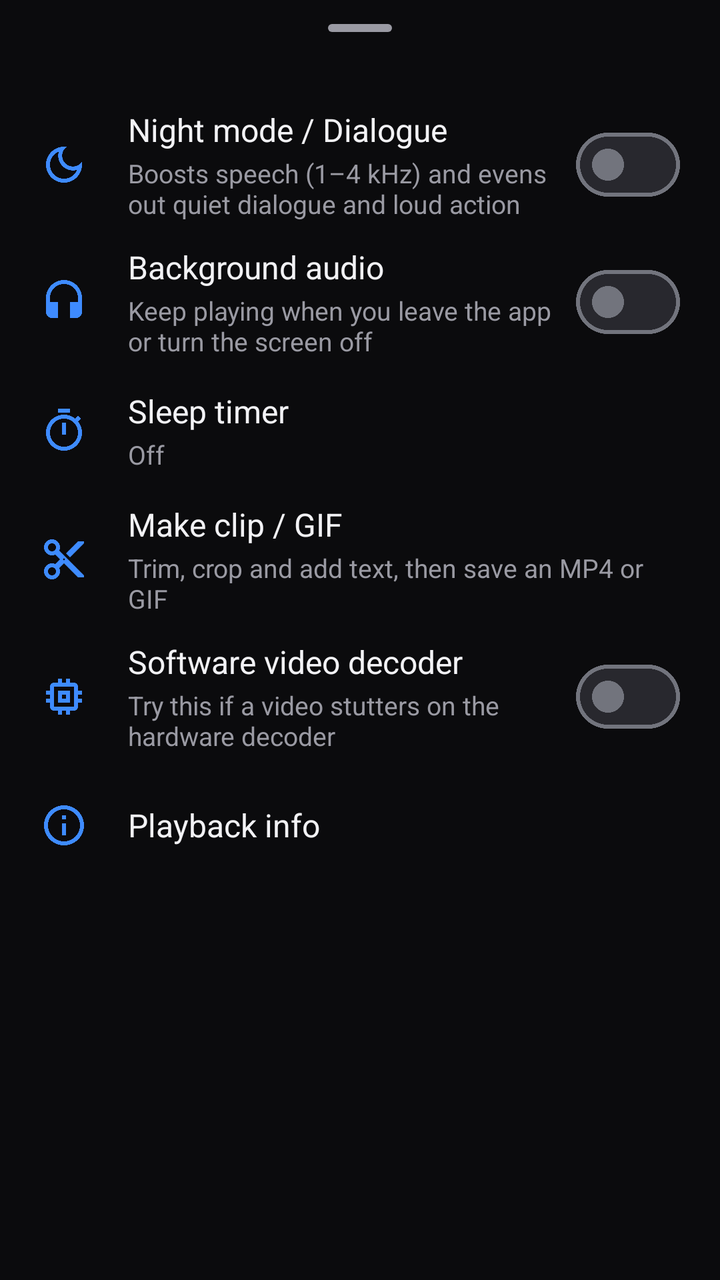
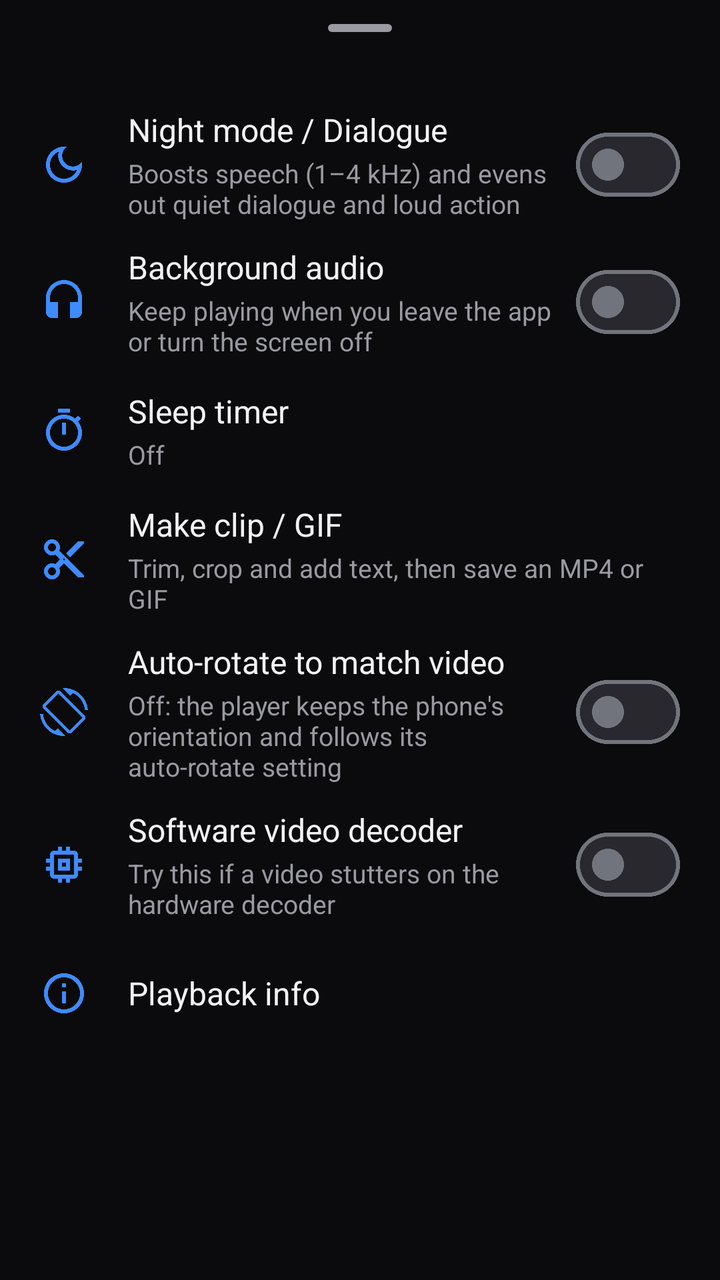

Two renders of the same Android screen: before a commit and after it. Below are the layout's source before the change and the commit's diff.
<!-- AndroidManifest.xml: application theme Theme.VideoPlayer -->
<!-- res/layout/sheet_player_menu.xml -->
<androidx.core.widget.NestedScrollView xmlns:android="http://schemas.android.com/apk/res/android"
    xmlns:app="http://schemas.android.com/apk/res-auto"
    android:layout_width="match_parent"
    android:layout_height="wrap_content">

    <LinearLayout
        android:layout_width="match_parent"
        android:layout_height="wrap_content"
        android:orientation="vertical"
        android:paddingBottom="16dp">

        <com.google.android.material.bottomsheet.BottomSheetDragHandleView
            android:layout_width="match_parent"
            android:layout_height="wrap_content"/>

        
        <LinearLayout
            android:id="@+id/row_dialogue"
            style="@style/MenuRow">
            <ImageView style="@style/MenuRowIcon" android:src="@drawable/ic_night"/>
            <LinearLayout style="@style/MenuRowTexts">
                <TextView style="@style/MenuRowTitle" android:text="Night mode / Dialogue"/>
                <TextView style="@style/MenuRowSubtitle" android:text="Boosts speech (1–4 kHz) and evens out quiet dialogue and loud action"/>
            </LinearLayout>
            <com.google.android.material.materialswitch.MaterialSwitch
                android:id="@+id/switch_dialogue"
                android:layout_width="wrap_content"
                android:layout_height="wrap_content"/>
        </LinearLayout>

        
        <LinearLayout
            android:id="@+id/row_background"
            style="@style/MenuRow">
            <ImageView style="@style/MenuRowIcon" android:src="@drawable/ic_headphones"/>
            <LinearLayout style="@style/MenuRowTexts">
                <TextView style="@style/MenuRowTitle" android:text="Background audio"/>
                <TextView style="@style/MenuRowSubtitle" android:text="Keep playing when you leave the app or turn the screen off"/>
            </LinearLayout>
            <com.google.android.material.materialswitch.MaterialSwitch
                android:id="@+id/switch_background"
                android:layout_width="wrap_content"
                android:layout_height="wrap_content"/>
        </LinearLayout>

        
        <LinearLayout
            android:id="@+id/row_sleep"
            style="@style/MenuRow">
            <ImageView style="@style/MenuRowIcon" android:src="@drawable/ic_timer"/>
            <LinearLayout style="@style/MenuRowTexts">
                <TextView style="@style/MenuRowTitle" android:text="Sleep timer"/>
                <TextView android:id="@+id/sleep_value" style="@style/MenuRowSubtitle" android:text="Off"/>
            </LinearLayout>
        </LinearLayout>

        
        <LinearLayout
            android:id="@+id/row_clip"
            style="@style/MenuRow">
            <ImageView style="@style/MenuRowIcon" android:src="@drawable/ic_cut"/>
            <LinearLayout style="@style/MenuRowTexts">
                <TextView style="@style/MenuRowTitle" android:text="Make clip / GIF"/>
                <TextView android:id="@+id/clip_subtitle" style="@style/MenuRowSubtitle" android:text="Trim, crop and add text, then save an MP4 or GIF"/>
            </LinearLayout>
        </LinearLayout>

        
        <LinearLayout
            android:id="@+id/row_decoder"
            style="@style/MenuRow">
            <ImageView style="@style/MenuRowIcon" android:src="@drawable/ic_memory"/>
            <LinearLayout style="@style/MenuRowTexts">
                <TextView style="@style/MenuRowTitle" android:text="Software video decoder"/>
                <TextView style="@style/MenuRowSubtitle" android:text="Try this if a video stutters on the hardware decoder"/>
            </LinearLayout>
            <com.google.android.material.materialswitch.MaterialSwitch
                android:id="@+id/switch_decoder"
                android:layout_width="wrap_content"
                android:layout_height="wrap_content"/>
        </LinearLayout>

        
        <LinearLayout
            android:id="@+id/row_info"
            style="@style/MenuRow">
            <ImageView style="@style/MenuRowIcon" android:src="@drawable/ic_info"/>
            <LinearLayout style="@style/MenuRowTexts">
                <TextView style="@style/MenuRowTitle" android:text="Playback info"/>
            </LinearLayout>
        </LinearLayout>
    </LinearLayout>
</androidx.core.widget.NestedScrollView>
<!-- resources referenced by this layout -->
<resources>
  <!-- drawable ic_headphones (drawable) -->
  <vector xmlns:android="http://schemas.android.com/apk/res/android" android:width="24dp" android:height="24dp" android:viewportWidth="24" android:viewportHeight="24">
      <path android:fillColor="@android:color/white" android:pathData="M12,1c-4.97,0 -9,4.03 -9,9v7c0,1.66 1.34,3 3,3h3v-8H5v-2c0,-3.87 3.13,-7 7,-7s7,3.13 7,7v2h-4v8h3c1.66,0 3,-1.34 3,-3v-7c0,-4.97 -4.03,-9 -9,-9z"/>
  </vector>
  <!-- drawable ic_info (drawable) -->
  <vector xmlns:android="http://schemas.android.com/apk/res/android" android:width="24dp" android:height="24dp" android:viewportWidth="24" android:viewportHeight="24">
      <path android:fillColor="@android:color/white" android:pathData="M11,7h2v2h-2zM11,11h2v6h-2zM12,2C6.48,2 2,6.48 2,12s4.48,10 10,10 10,-4.48 10,-10S17.52,2 12,2zM12,20c-4.41,0 -8,-3.59 -8,-8s3.59,-8 8,-8 8,3.59 8,8 -3.59,8 -8,8z"/>
  </vector>
  <!-- drawable ic_memory (drawable) -->
  <vector xmlns:android="http://schemas.android.com/apk/res/android" android:width="24dp" android:height="24dp" android:viewportWidth="24" android:viewportHeight="24">
      <path android:fillColor="@android:color/white" android:pathData="M15,9H9v6h6V9zM13,13h-2v-2h2v2zM21,11V9h-2V7c0,-1.1 -0.9,-2 -2,-2h-2V3h-2v2h-2V3H9v2H7c-1.1,0 -2,0.9 -2,2v2H3v2h2v2H3v2h2v2c0,1.1 0.9,2 2,2h2v2h2v-2h2v2h2v-2h2c1.1,0 2,-0.9 2,-2v-2h2v-2h-2v-2h2zM17,17H7V7h10v10z"/>
  </vector>
  <style name="MenuRowIcon">
          <item name="android:layout_width">24dp</item>
          <item name="android:layout_height">24dp</item>
          <item name="android:layout_marginEnd">20dp</item>
          <item name="tint">?attr/colorPrimary</item>
      </style>
  <style name="MenuRowSubtitle">
          <item name="android:layout_width">wrap_content</item>
          <item name="android:layout_height">wrap_content</item>
          <item name="android:layout_marginTop">2dp</item>
          <item name="android:textColor">?attr/colorOnSurfaceVariant</item>
          <item name="android:textSize">13sp</item>
      </style>
  <style name="MenuRowTexts">
          <item name="android:layout_width">0dp</item>
          <item name="android:layout_height">wrap_content</item>
          <item name="android:layout_weight">1</item>
          <item name="android:layout_marginEnd">12dp</item>
          <item name="android:orientation">vertical</item>
      </style>
  <style name="MenuRowTitle">
          <item name="android:layout_width">wrap_content</item>
          <item name="android:layout_height">wrap_content</item>
          <item name="android:textColor">?attr/colorOnSurface</item>
          <item name="android:textSize">16sp</item>
      </style>
  <color name="accent">#FF3E8BFF</color>
  <color name="bg">#FF0B0B0D</color>
  <color name="surface">#FF16161A</color>
  <color name="text_primary">#FFF2F2F5</color>
  <color name="text_secondary">#FF9A9AA3</color>
  <!-- unchanged entries left out for length: 5 -->
</resources>

<!-- the commit's change to res/layout/sheet_player_menu.xml (unified diff, before → after) -->
@@ -67,6 +67,21 @@
 
         
         <LinearLayout
+            android:id="@+id/row_auto_rotate"
+            style="@style/MenuRow">
+            <ImageView style="@style/MenuRowIcon" android:src="@drawable/ic_screen_rotation"/>
+            <LinearLayout style="@style/MenuRowTexts">
+                <TextView style="@style/MenuRowTitle" android:text="Auto-rotate to match video"/>
+                <TextView style="@style/MenuRowSubtitle" android:text="Off: the player keeps the phone's orientation and follows its auto-rotate setting"/>
+            </LinearLayout>
+            <com.google.android.material.materialswitch.MaterialSwitch
+                android:id="@+id/switch_auto_rotate"
+                android:layout_width="wrap_content"
+                android:layout_height="wrap_content"/>
+        </LinearLayout>
+
+        
+        <LinearLayout
             android:id="@+id/row_decoder"
             style="@style/MenuRow">
             <ImageView style="@style/MenuRowIcon" android:src="@drawable/ic_memory"/>
<!-- resource entries referenced after the edit -->
@@ -11,6 +11,10 @@
   <!-- drawable ic_memory (drawable) -->
   <vector xmlns:android="http://schemas.android.com/apk/res/android" android:width="24dp" android:height="24dp" android:viewportWidth="24" android:viewportHeight="24">
       <path android:fillColor="@android:color/white" android:pathData="M15,9H9v6h6V9zM13,13h-2v-2h2v2zM21,11V9h-2V7c0,-1.1 -0.9,-2 -2,-2h-2V3h-2v2h-2V3H9v2H7c-1.1,0 -2,0.9 -2,2v2H3v2h2v2H3v2h2v2c0,1.1 0.9,2 2,2h2v2h2v-2h2v2h2v-2h2c1.1,0 2,-0.9 2,-2v-2h2v-2h-2v-2h2zM17,17H7V7h10v10z"/>
+  </vector>
+  <!-- drawable ic_screen_rotation (drawable) -->
+  <vector xmlns:android="http://schemas.android.com/apk/res/android" android:width="24dp" android:height="24dp" android:viewportWidth="24" android:viewportHeight="24">
+      <path android:fillColor="@android:color/white" android:pathData="M16.48,2.52c3.27,1.55 5.61,4.72 5.97,8.48h1.5C23.44,4.84 18.29,0 12,0l-0.66,0.03 3.81,3.81 1.33,-1.32zM10.23,1.75c-0.59,-0.59 -1.54,-0.59 -2.12,0L1.75,8.11c-0.59,0.59 -0.59,1.54 0,2.12l12.02,12.02c0.59,0.59 1.54,0.59 2.12,0l6.36,-6.36c0.59,-0.59 0.59,-1.54 0,-2.12L10.23,1.75zM14.83,21.19L2.81,9.17l6.36,-6.36 12.02,12.02 -6.36,6.36zM7.52,21.48C4.25,19.94 1.91,16.76 1.55,13L0.05,13C0.56,19.16 5.71,24 12,24l0.66,-0.03 -3.81,-3.81 -1.33,1.32z"/>
   </vector>
   <style name="MenuRowIcon">
           <item name="android:layout_width">24dp</item>
